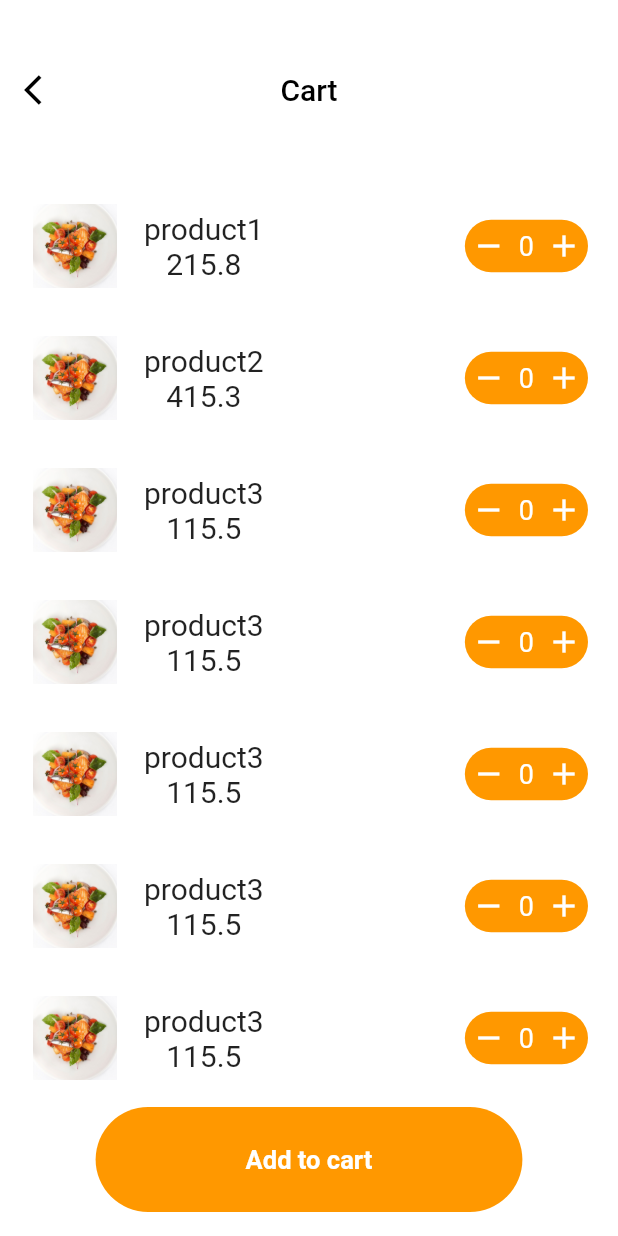
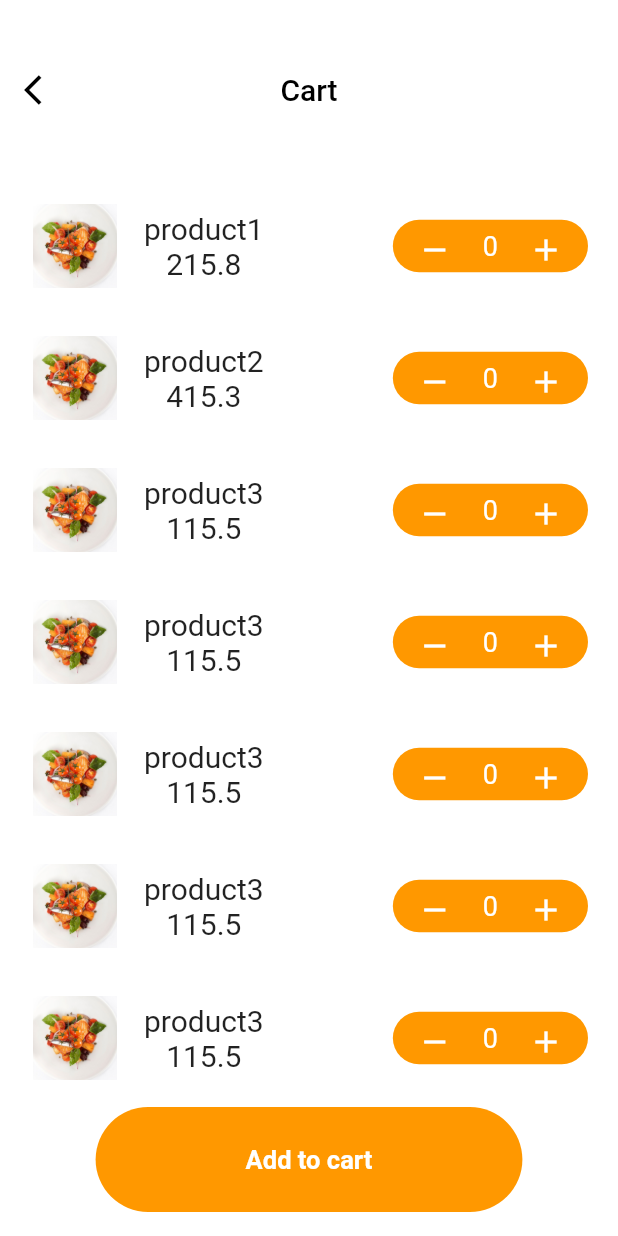
Before and after one commit to alghanykennedy/Food_Delivery_Getx, a Flutter app: the HomeView screen opened by its route, after a tap on the "shopping cart" icon, on a phone screen of 412 x 824 dp. Run offline on Flutter 3.47's test engine with Material 2 defaults, Android fonts, the phone set to English and light mode, and no system bars; drawn by our look-alikes of flutter_slidable; our stand-ins replace dio, flutter_svg, get; missing offline and left inert: shrink_sidemenu; network calls fail; statements that could not run were skipped.

```diff
--- a/lib/app/modules/cart/controllers/cart_controller.dart
+++ b/lib/app/modules/cart/controllers/cart_controller.dart
@@ -1,20 +1,102 @@
+import 'package:flutter/material.dart';
+import 'package:fooddelivery/app/modules/cart/views/cart_view.dart';
 import 'package:get/get.dart';
 
 class CartController extends GetxController {
+  // var foods = 0.obs;
+
+  RxList<MyModel> models = <MyModel>[
+    MyModel(
+        name: 'product1',
+        image: 'assets/images/food1.png',
+        price: 215.80,
+        quantity: 0),
+    MyModel(
+        name: 'product2',
+        image: 'assets/images/food1.png',
+        price: 415.30,
+        quantity: 0),
+    MyModel(
+        name: 'product3',
+        image: 'assets/images/food1.png',
+        price: 115.50,
+        quantity: 0),
+    MyModel(
+        name: 'product3',
+        image: 'assets/images/food1.png',
+        price: 115.50,
+        quantity: 0),
+    MyModel(
+        name: 'product3',
+        image: 'assets/images/food1.png',
+        price: 115.50,
+        quantity: 0),
+    MyModel(
+        name: 'product3',
+        image: 'assets/images/food1.png',
+        price: 115.50,
+        quantity: 0),
+    MyModel(
+        name: 'product3',
+        image: 'assets/images/food1.png',
+        price: 115.50,
+        quantity: 0),
+    MyModel(
+        name: 'product3',
+        image: 'assets/images/food1.png',
+        price: 115.50,
+        quantity: 0),
+    MyModel(
+        name: 'product3',
+        image: 'assets/images/food1.png',
+        price: 115.50,
+        quantity: 0),
+    MyModel(
+        name: 'product3',
+        image: 'assets/images/food1.png',
+        price: 115.50,
+        quantity: 0),
+    MyModel(
+        name: 'product3',
+        image: 'assets/images/food1.png',
+        price: 115.50,
+        quantity: 0),
+  ].obs;
+
+  increment(MyModel item) {
+    item.quantity++;
+    models.refresh();
+  }
+
+  decrement(MyModel item) {
+    if (item.quantity <= 0) {
+      Get.snackbar(
+        "Buying food",
+        "Can't be less than zero",
+        icon: Icon(Icons.alarm),
+        barBlur: 20,
+        isDismissible: true,
+        duration: Duration(seconds: 3),
+      );
+    } else {
+      item.quantity--;
+    }
+    models.refresh();
+  }
   //TODO: Implement CartController
 
-  final count = 0.obs;
-  @override
-  void onInit() {
-    super.onInit();
-  }
+  // final count = 0.obs;
+  // @override
+  // void onInit() {
+  //   super.onInit();
+  // }
 
-  @override
-  void onReady() {
-    super.onReady();
-  }
+  // @override
+  // void onReady() {
+  //   super.onReady();
+  // }
 
-  @override
-  void onClose() {}
-  void increment() => count.value++;
+  // @override
+  // void onClose() {}
+  // void increment() => count.value++;
 }
--- a/lib/app/modules/cart/views/cart_view.dart
+++ b/lib/app/modules/cart/views/cart_view.dart
@@ -8,19 +8,7 @@ import 'package:get/get.dart';
 import '../controllers/cart_controller.dart';
 
 class CartView extends GetView<CartController> {
-  List<MyModel> models = [
-    MyModel(name: 'product1', image: 'assets/images/food1.png', price: 215.80),
-    MyModel(name: 'product2', image: 'assets/images/food1.png', price: 415.30),
-    MyModel(name: 'product3', image: 'assets/images/food1.png', price: 115.50),
-    MyModel(name: 'product3', image: 'assets/images/food1.png', price: 115.50),
-    MyModel(name: 'product3', image: 'assets/images/food1.png', price: 115.50),
-    MyModel(name: 'product3', image: 'assets/images/food1.png', price: 115.50),
-    MyModel(name: 'product3', image: 'assets/images/food1.png', price: 115.50),
-    MyModel(name: 'product3', image: 'assets/images/food1.png', price: 115.50),
-    MyModel(name: 'product3', image: 'assets/images/food1.png', price: 115.50),
-    MyModel(name: 'product3', image: 'assets/images/food1.png', price: 115.50),
-    MyModel(name: 'product3', image: 'assets/images/food1.png', price: 115.50),
-  ];
+  final CartController cart = Get.put(CartController());
 
   @override
   Widget build(BuildContext context) {
@@ -49,10 +37,12 @@ class CartView extends GetView<CartController> {
       body: Column(
         children: [
           Expanded(
-            child: ListView.builder(
-                itemCount: models.length,
+            child: Obx(
+              () => ListView.builder(
+                  itemCount: cart.models.length,
                   itemBuilder: ((context, index) {
-                  final model = models[index];
+                    final model = cart.models[index];
+                    print(model.quantity.toString());
                     return Column(
                       children: [
                         Slidable(
@@ -88,6 +78,7 @@ class CartView extends GetView<CartController> {
                       ],
                     );
                   })),
+            ),
           ),
           InkWell(
             onTap: () {
@@ -152,16 +143,17 @@ class CartView extends GetView<CartController> {
                 children: [
                   Padding(
                     padding: const EdgeInsets.only(left: 4.0),
-                    child: Icon(
-                      Icons.remove,
+                    child: IconButton(
+                      icon: Icon(Icons.remove),
                       color: Colors.white,
+                      onPressed: () => cart.decrement(model),
                     ),
                   ),
                   SizedBox(
                     width: 8,
                   ),
                   Text(
-                    "0",
+                    model.quantity.toString(),
                     style: TextStyle(fontSize: 18.0, color: Colors.white),
                   ),
                   SizedBox(
@@ -169,9 +161,10 @@ class CartView extends GetView<CartController> {
                   ),
                   Padding(
                     padding: const EdgeInsets.only(right: 4.0),
-                    child: Icon(
-                      Icons.add,
+                    child: IconButton(
+                      icon: Icon(Icons.add),
                       color: Colors.white,
+                      onPressed: () => cart.increment(model),
                     ),
                   )
                 ],
@@ -186,10 +179,12 @@ class MyModel {
   final String name;
   final String image;
   final double price;
+  int quantity;
 
   MyModel({
     required this.name,
     required this.image,
     required this.price,
+    required this.quantity,
   });
 }
--- a/lib/app/modules/home/controllers/home_controller.dart
+++ b/lib/app/modules/home/controllers/home_controller.dart
@@ -1,20 +1,35 @@
+import 'package:dio/dio.dart';
+import 'package:fooddelivery/app/modules/home/models/meals_model.dart';
 import 'package:get/get.dart';
 
 class HomeController extends GetxController {
-  //TODO: Implement HomeController
+  final dio = Dio();
+  RxBool isLoading = false.obs;
+  RxList<Meal> listMeal = <Meal>[].obs;
 
-  final count = 0.obs;
   @override
   void onInit() {
     super.onInit();
+    getListMeals();
   }
 
-  @override
-  void onReady() {
-    super.onReady();
+  getListMeals() async {
+    isLoading(true);
+    try {
+      dio.options.connectTimeout = Duration(seconds: 5);
+      var response = await dio
+          .get('https://www.themealdb.com/api/json/v1/1/filter.php?c=Seafood');
+      if (response.statusCode == 200) {
+        Meals res = Meals.fromJson(response.data);
+        listMeal.addAll(res.meals);
+        print(listMeal);
+      } else {
+        print(response.statusMessage);
+      }
+      isLoading(false);
+    } catch (e) {
+      isLoading(false);
+      print(e.toString());
+    }
   }
-
-  @override
-  void onClose() {}
-  void increment() => count.value++;
 }
--- a/lib/app/modules/home/views/home_view.dart
+++ b/lib/app/modules/home/views/home_view.dart
@@ -13,6 +13,8 @@ import 'package:shrink_sidemenu/shrink_sidemenu.dart';
 import '../controllers/home_controller.dart';
 
 class HomeView extends GetView<HomeController> {
+  final HomeController homeController = Get.put(HomeController());
+
   final GlobalKey<SideMenuState> _sideMenuKey = GlobalKey<SideMenuState>();
   toggleMenu([bool end = false]) {
     if (!end) {
@@ -158,32 +160,30 @@ class HomeView extends GetView<HomeController> {
                               child: TabBarView(
                                   clipBehavior: Clip.none,
                                   children: [
-                                Container(
-                                  child: ListView(
-                                    scrollDirection: Axis.horizontal,
-                                    children: [
-                                      FoodCard(
-                                          image: "assets/images/food1.png",
-                                          text: "Vegie tomato mix"),
-                                      SizedBox(
-                                        width: 20,
-                                      ),
-                                      FoodCard(
-                                          image: "assets/images/food1.png",
-                                          text: "Vegie tomato mix"),
-                                      SizedBox(
-                                        width: 20,
-                                      ),
-                                      FoodCard(
-                                          image: "assets/images/food1.png",
-                                          text: "Vegie tomato mix"),
-                                      SizedBox(
-                                        width: 20,
-                                      ),
-                                      FoodCard(
-                                          image: "assets/images/food1.png",
-                                          text: "Vegie tomato mix"),
-                                    ],
+                                Obx(
+                                  () => Container(
+                                    child: homeController.isLoading.value ==
+                                            true
+                                        ? CircularProgressIndicator()
+                                        : homeController.listMeal.isEmpty
+                                            ? SizedBox()
+                                            : ListView(
+                                                scrollDirection:
+                                                    Axis.horizontal,
+                                                children: [
+                                                  ...homeController.listMeal
+                                                      .map(
+                                                    (item) => Padding(
+                                                      padding: EdgeInsets.only(
+                                                          right: 20),
+                                                      child: FoodCard(
+                                                          imageUrl:
+                                                              item.strMealThumb,
+                                                          text: item.strMeal),
+                                                    ),
+                                                  )
+                                                ],
+                                              ),
                                   ),
                                 ),
                                 Container(
--- a/lib/app/modules/loginsignup/views/login_screen.dart
+++ b/lib/app/modules/loginsignup/views/login_screen.dart
@@ -65,7 +65,8 @@ class _LoginScreenState extends State<LoginScreen> {
           ),
           InkWell(
             onTap: () {
-              Get.offAllNamed(Routes.HOME);
+              // Get.offAllNamed(Routes.HOME);
+              Get.toNamed(Routes.HOME);
             },
             child: Container(
               padding: const EdgeInsets.symmetric(
--- a/pubspec.yaml
+++ b/pubspec.yaml
@@ -14,6 +14,8 @@ dependencies:
   get: 4.6.5
   flutter:
     sdk: flutter
+  http: ^0.13.5
+  dio: ^5.0.1
 
 dev_dependencies:
   flutter_lints: ^2.0.0
```
Also changed, not shown: lib/app/modules/home/models/meals_model.dart (added, +49 -0 lines), lib/widgets/reusable/food_card_widget.dart (+6 -6 lines), pubspec.lock. Lines whose indentation alone changed are shown as unchanged.
